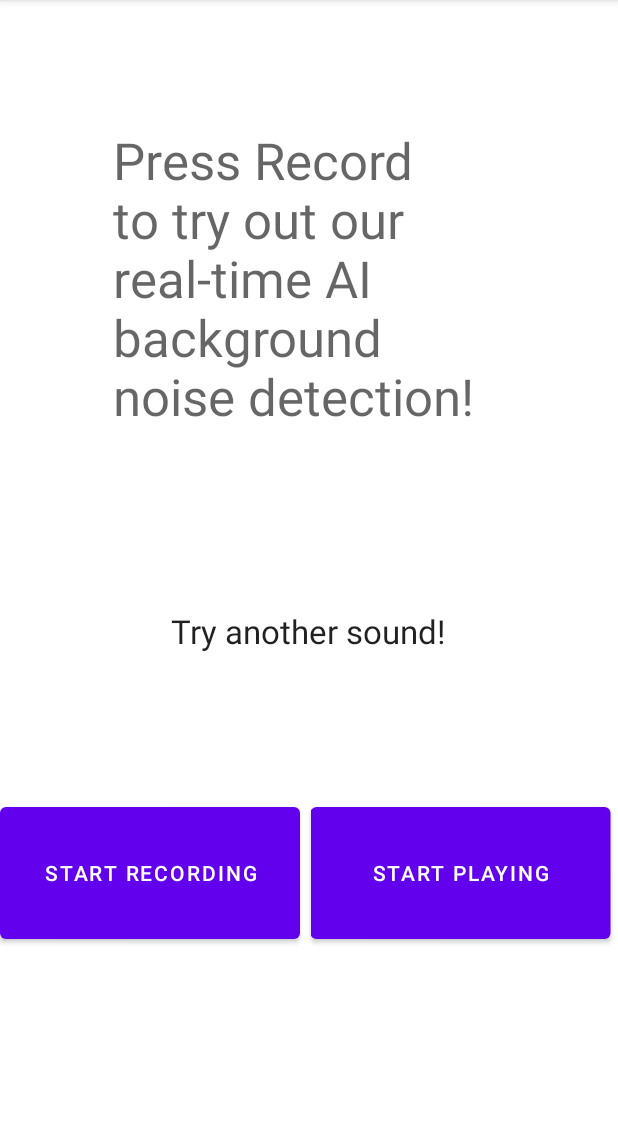
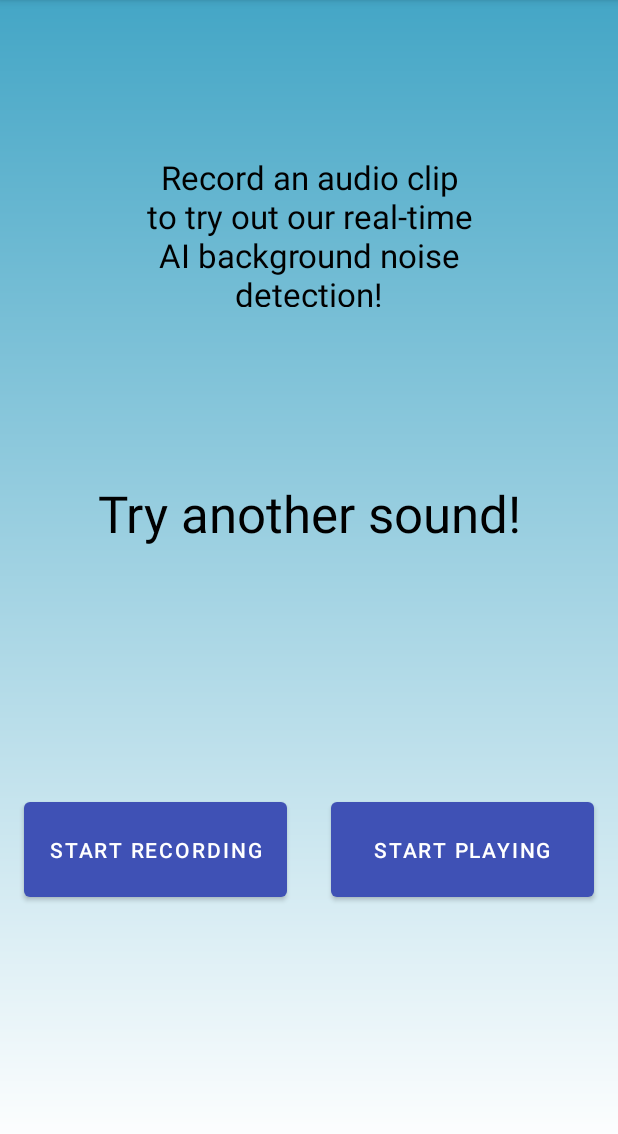
Before and after one commit to jingla606/SoundLaceAudio, an Android app: the screen it shows after launch (MainActivity), on a phone screen of 412 x 824 dp, the part 84-1218 px from its top. Run offline under Robolectric (Android 15) with nearby library versions, the phone set to English and light mode, and no system bars; libraries missing offline, so code that uses them is left out: org.apache.commons; pictures from the network do not load.

Commit message:
Some UI Changes

```diff
--- /dev/null
+++ b/app/src/main/res/drawable/gradientbackground.xml
@@ -0,0 +1,11 @@
+<?xml version="1.0" encoding="utf-8"?>
+<shape
+    android:shape = "rectangle"
+    xmlns:android = "http://schemas.android.com/apk/res/android" >
+
+    <gradient
+        android:startColor = "#FFFFFF"
+        android:endColor = "#44a6c6"
+        android:angle = "90"
+        android:type = "linear" />
+</shape>
--- a/app/src/main/res/layout/activity_main.xml
+++ b/app/src/main/res/layout/activity_main.xml
@@ -4,14 +4,17 @@
     xmlns:tools="http://schemas.android.com/tools"
     android:layout_width="match_parent"
     android:layout_height="match_parent"
+    android:background="@drawable/gradientbackground"
     tools:context=".MainActivity">
 
     <TextView
         android:id="@+id/textView"
-        android:layout_width="261dp"
-        android:layout_height="227dp"
-        android:text="Press Record to try out our real-time AI background noise detection!"
-        android:textAppearance="@style/TextAppearance.AppCompat.Display1"
+        android:layout_width="260dp"
+        android:layout_height="101dp"
+        android:gravity="center_horizontal|center_vertical"
+        android:text="Record an audio clip to try out our real-time AI background noise detection!"
+        android:textAppearance="@style/TextAppearance.AppCompat.Large"
+        android:textColor="#000000"
         app:layout_constraintBottom_toBottomOf="parent"
         app:layout_constraintLeft_toLeftOf="parent"
         app:layout_constraintRight_toRightOf="parent"
@@ -22,39 +25,46 @@
         android:id="@+id/textClassify"
         android:layout_width="wrap_content"
         android:layout_height="wrap_content"
+        android:gravity="center_horizontal"
         android:text="Try another sound!"
-        android:textAppearance="@style/TextAppearance.AppCompat.Large"
+        android:textAppearance="@style/TextAppearance.AppCompat.Display1"
+        android:textColor="#000000"
         app:layout_constraintBottom_toBottomOf="parent"
         app:layout_constraintEnd_toEndOf="parent"
         app:layout_constraintStart_toStartOf="parent"
         app:layout_constraintTop_toBottomOf="@+id/textView"
         app:layout_constraintVertical_bias="0.221" />
 
-    <LinearLayout
-        android:layout_width="409dp"
-        android:layout_height="146dp"
-        android:layout_marginTop="74dp"
-        android:dividerPadding="3dp"
-        android:orientation="horizontal"
+    <Button
+        android:id="@+id/Play"
+        android:layout_width="175dp"
+        android:layout_height="75dp"
+        android:layout_marginStart="16dp"
+        android:layout_marginLeft="16dp"
+        android:foregroundGravity="right"
+        android:onClick="onPlayClick"
+        android:text="Playback"
+        app:backgroundTint="#3F51B5"
         app:layout_constraintBottom_toBottomOf="parent"
+        app:layout_constraintEnd_toEndOf="parent"
+        app:layout_constraintHorizontal_bias="0.927"
+        app:layout_constraintStart_toStartOf="parent"
         app:layout_constraintTop_toBottomOf="@+id/textClassify"
-        app:layout_constraintVertical_bias="0.2"
-        tools:layout_editor_absoluteX="1dp">
+        app:layout_constraintVertical_bias="0.501" />
 
-        <Button
-            android:id="@+id/Record"
-            android:layout_width="200dp"
-            android:layout_height="100dp"
-            android:onClick="onRecordClick"
-            android:text="Record" />
-
-        <Button
-            android:id="@+id/Play"
-            android:layout_width="200dp"
-            android:layout_height="100dp"
-            android:onClick="onPlayClick"
-            android:text="Playback"
-            android:translationX="7dp" />
-    </LinearLayout>
+    <Button
+        android:id="@+id/Record"
+        android:layout_width="175dp"
+        android:layout_height="75dp"
+        android:foregroundGravity="left"
+        android:onClick="onRecordClick"
+        android:text="Record"
+        app:backgroundTint="#3F51B5"
+        app:layout_constraintBottom_toBottomOf="parent"
+        app:layout_constraintEnd_toStartOf="@+id/Play"
+        app:layout_constraintHorizontal_bias="0.355"
+        app:layout_constraintStart_toStartOf="parent"
+        app:layout_constraintTop_toBottomOf="@+id/textClassify"
+        app:layout_constraintVertical_bias="0.501" />
 
 </androidx.constraintlayout.widget.ConstraintLayout>
```
